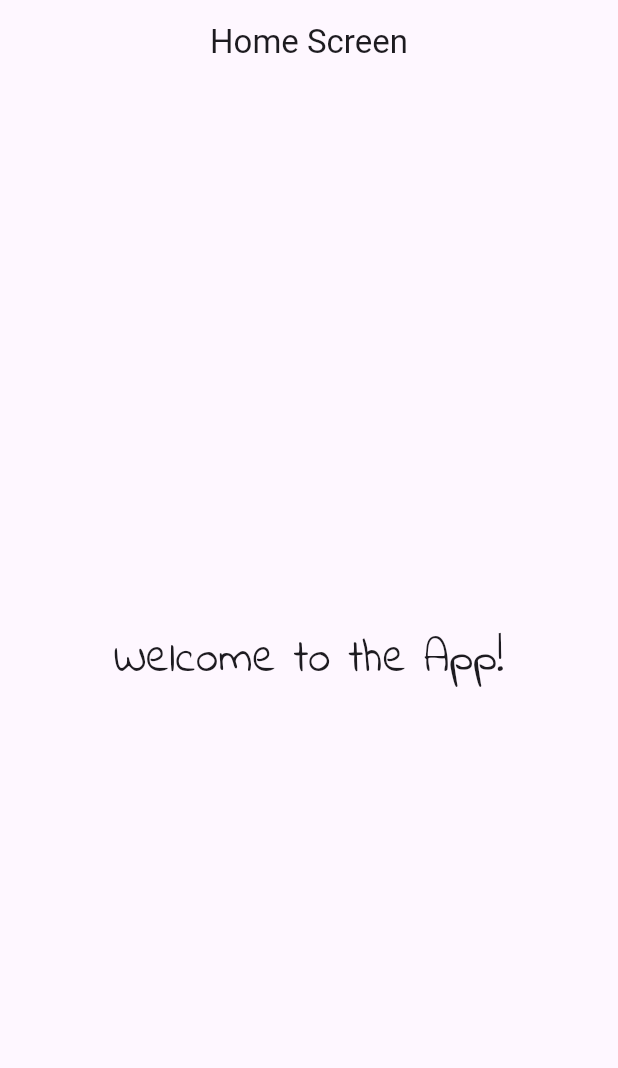
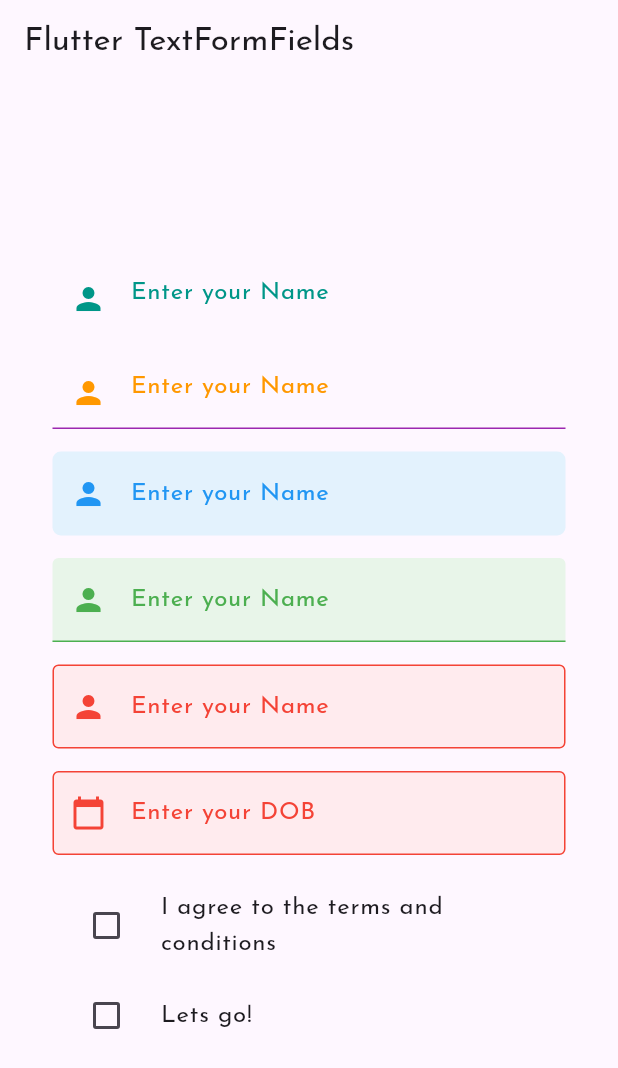
Before and after one commit to uimarshall/flutter_stuffs_2024, a Flutter app: the screen it shows after launch, on a phone screen of 412 x 824 dp. Shown: the top 1068 px of the screen. Run offline on Flutter 3.47's test engine with Material 3 defaults, Android fonts, the phone set to English and light mode, and no system bars; our stand-ins replace font_awesome_flutter, google_fonts, lottie.

Commit message:
Add user management - Add login page - Add login form styles - Add shared widgets - Add shared styles - Add shared pallete - Add shared text input - Add shared password input

```diff
--- a/lib/main.dart
+++ b/lib/main.dart
@@ -1,9 +1,12 @@
 import 'package:flutter/material.dart';
+import 'package:flutter_stuffs_2024/screens/login_form_styles.dart';
+import 'package:google_fonts/google_fonts.dart';
 import 'package:flutter_stuffs_2024/splash_screen/splash_screen.dart';
-import 'package:flutter_stuffs_2024/timer/choose_location.dart';
 // import 'package:flutter_stuffs_2024/lists/food_menu_list.dart';
 import 'package:flutter_stuffs_2024/timer/home.dart';
 import 'package:flutter_stuffs_2024/timer/loading.dart';
+import 'package:flutter_stuffs_2024/user-management/login_page.dart';
+import 'package:flutter_stuffs_2024/utils/theme/theme.dart';
 // import 'package:flutter_stuffs_2024/profile_card/profile_card.dart';
 // import 'package:flutter_stuffs_2024/screens/loading_page.dart';
 // import 'screens/home_page.dart';
@@ -18,10 +21,23 @@ class MyApp extends StatelessWidget {
   // This widget is the root of your application.
   @override
   Widget build(BuildContext context) {
-    return const MaterialApp(
+    return MaterialApp(
       debugShowCheckedModeBanner: false,
+      themeMode: ThemeMode.system,
+
+      // Fix: Import the missing TAppThemeData class and ensure that the lightTheme property is a valid constant value.
+      // theme: TAppThemeData.lightTheme,
+      // darkTheme: TAppThemeData.darkTheme,
+
       title: 'Flutter Demo',
-      home: SplashScreen(),
+      theme: ThemeData(
+        textTheme:
+            GoogleFonts.josefinSansTextTheme(Theme.of(context).textTheme),
+        primarySwatch: Colors.blue,
+        visualDensity: VisualDensity.adaptivePlatformDensity,
+      ),
+      // home: const LoginPage(),
+      home: const LoginFormStyles(),
       // initialRoute:
       //     '/', // default route to the home page, the first page that will be displayed when the app is launched
       // routing (routes are Maps and the keys are the route names and the values are the Screens we want to navigate to)
@@ -34,91 +50,3 @@ class MyApp extends StatelessWidget {
     );
   }
 }
-
-class MyHomePage extends StatefulWidget {
-  const MyHomePage({super.key, required this.title});
-
-  // This widget is the home page of your application. It is stateful, meaning
-  // that it has a State object (defined below) that contains fields that affect
-  // how it looks.
-
-  // This class is the configuration for the state. It holds the values (in this
-  // case the title) provided by the parent (in this case the App widget) and
-  // used by the build method of the State. Fields in a Widget subclass are
-  // always marked "final".
-
-  final String title;
-
-  @override
-  State<MyHomePage> createState() => _MyHomePageState();
-}
-
-class _MyHomePageState extends State<MyHomePage> {
-  int _counter = 0;
-
-  void _incrementCounter() {
-    setState(() {
-      // This call to setState tells the Flutter framework that something has
-      // changed in this State, which causes it to rerun the build method below
-      // so that the display can reflect the updated values. If we changed
-      // _counter without calling setState(), then the build method would not be
-      // called again, and so nothing would appear to happen.
-      _counter++;
-    });
-  }
-
-  @override
-  Widget build(BuildContext context) {
-    // This method is rerun every time setState is called, for instance as done
-    // by the _incrementCounter method above.
-    //
-    // The Flutter framework has been optimized to make rerunning build methods
-    // fast, so that you can just rebuild anything that needs updating rather
-    // than having to individually change instances of widgets.
-    return Scaffold(
-      appBar: AppBar(
-        // TRY THIS: Try changing the color here to a specific color (to
-        // Colors.amber, perhaps?) and trigger a hot reload to see the AppBar
-        // change color while the other colors stay the same.
-        backgroundColor: Theme.of(context).colorScheme.inversePrimary,
-        // Here we take the value from the MyHomePage object that was created by
-        // the App.build method, and use it to set our appbar title.
-        title: Text(widget.title),
-      ),
-      body: Center(
-        // Center is a layout widget. It takes a single child and positions it
-        // in the middle of the parent.
-        child: Column(
-          // Column is also a layout widget. It takes a list of children and
-          // arranges them vertically. By default, it sizes itself to fit its
-          // children horizontally, and tries to be as tall as its parent.
-          //
-          // Column has various properties to control how it sizes itself and
-          // how it positions its children. Here we use mainAxisAlignment to
-          // center the children vertically; the main axis here is the vertical
-          // axis because Columns are vertical (the cross axis would be
-          // horizontal).
-          //
-          // TRY THIS: Invoke "debug painting" (choose the "Toggle Debug Paint"
-          // action in the IDE, or press "p" in the console), to see the
-          // wireframe for each widget.
-          mainAxisAlignment: MainAxisAlignment.center,
-          children: <Widget>[
-            const Text(
-              'You have clicked the button this many times:',
-            ),
-            Text(
-              '$_counter',
-              style: Theme.of(context).textTheme.headlineMedium,
-            ),
-          ],
-        ),
-      ),
-      floatingActionButton: FloatingActionButton(
-        onPressed: _incrementCounter,
-        tooltip: 'Increment',
-        child: const Icon(Icons.add),
-      ), // This trailing comma makes auto-formatting nicer for build methods.
-    );
-  }
-}
--- /dev/null
+++ b/lib/screens/login_form_styles.dart
@@ -0,0 +1,222 @@
+import 'package:flutter/material.dart';
+import 'package:intl/intl.dart';
+
+class LoginFormStyles extends StatefulWidget {
+  const LoginFormStyles({Key? key}) : super(key: key);
+
+  @override
+  _LoginFormStylesState createState() => _LoginFormStylesState();
+}
+
+class _LoginFormStylesState extends State<LoginFormStyles> {
+  TextEditingController dateInputController = TextEditingController();
+  // By defaut, the checkbox is unchecked and "agree" is "false"
+  bool agree = false;
+
+  // This function is triggered when the button is clicked
+  void _doSomething() {
+    // Do something
+  }
+  // @override
+  // void initState() {
+  //   super.initState();
+  //   dateController.text = "";
+  // }
+
+  @override
+  Widget build(BuildContext context) {
+    Color getColor(Set<MaterialState> states) {
+      const Set<MaterialState> interactiveStates = <MaterialState>{
+        MaterialState.pressed,
+        MaterialState.hovered,
+        MaterialState.focused,
+      };
+      if (states.any(interactiveStates.contains)) {
+        return Colors.blue;
+      }
+      return Colors.red;
+    }
+
+    return Scaffold(
+      appBar: AppBar(
+        title: const Text("Flutter TextFormFields"),
+      ),
+      body: buildTextFields(),
+    );
+  }
+
+  Widget buildTextFields() => Padding(
+        padding: const EdgeInsets.all(35),
+        child: SizedBox(
+          width: double.infinity,
+          child: Column(
+            mainAxisAlignment: MainAxisAlignment.center,
+            children: [
+              buildTextField1(),
+              heightSpacer(15),
+              buildTextField2(),
+              heightSpacer(15),
+              buildTextField3(),
+              heightSpacer(15),
+              buildTextField4(),
+              heightSpacer(15),
+              buildTextField5(),
+              heightSpacer(15),
+              buildDatePicker(),
+              heightSpacer(15),
+              buildCheckboxListTile("I agree to the terms and conditions"),
+              buildCheckboxListTile("Lets go!"),
+            ],
+          ),
+        ),
+      );
+
+  Widget buildTextField1() => TextFormField(
+      decoration: const InputDecoration(
+          border: InputBorder.none,
+          prefixIcon: Icon(
+            Icons.person,
+            color: Colors.teal,
+          ),
+          hintText: 'Enter your Name',
+          hintStyle: TextStyle(color: Colors.teal)));
+
+  Widget buildTextField2() => TextFormField(
+        decoration: const InputDecoration(
+          focusedBorder: UnderlineInputBorder(
+            borderSide: BorderSide(color: Colors.orange),
+          ),
+          enabledBorder: UnderlineInputBorder(
+            borderSide: BorderSide(
+              color: Colors.purple,
+            ),
+          ),
+          prefixIcon: Icon(
+            Icons.person,
+            color: Colors.orange,
+          ),
+          hintText: "Enter your Name",
+          hintStyle: TextStyle(color: Colors.orange),
+        ),
+      );
+
+  Widget buildTextField3() => TextFormField(
+        decoration: InputDecoration(
+          enabledBorder: OutlineInputBorder(
+            borderSide: const BorderSide(color: Colors.transparent),
+            borderRadius: BorderRadius.circular(5.5),
+          ),
+          focusedBorder: OutlineInputBorder(
+            borderSide: const BorderSide(color: Colors.transparent),
+            borderRadius: BorderRadius.circular(5.5),
+          ),
+          prefixIcon: const Icon(Icons.person, color: Colors.blue),
+          hintText: "Enter your Name",
+          hintStyle: const TextStyle(color: Colors.blue),
+          filled: true,
+          fillColor: Colors.blue[50],
+        ),
+      );
+
+  Widget buildTextField4() => TextFormField(
+        decoration: InputDecoration(
+          focusedBorder: const UnderlineInputBorder(
+            borderSide: BorderSide(color: Colors.green),
+          ),
+          enabledBorder: const UnderlineInputBorder(
+            borderSide: BorderSide(
+              color: Colors.green,
+            ),
+          ),
+          prefixIcon: const Icon(
+            Icons.person,
+            color: Colors.green,
+          ),
+          filled: true,
+          fillColor: Colors.green[50],
+          labelText: "Enter your Name",
+          labelStyle: const TextStyle(color: Colors.green),
+        ),
+      );
+
+  Widget buildTextField5() => TextFormField(
+        decoration: InputDecoration(
+          focusedBorder: OutlineInputBorder(
+            borderSide: const BorderSide(color: Colors.red),
+            borderRadius: BorderRadius.circular(5.5),
+          ),
+          enabledBorder: const OutlineInputBorder(
+            borderSide: BorderSide(
+              color: Colors.red,
+            ),
+          ),
+          prefixIcon: const Icon(
+            Icons.person,
+            color: Colors.red,
+          ),
+          filled: true,
+          fillColor: Colors.red[50],
+          labelText: "Enter your Name",
+          labelStyle: const TextStyle(color: Colors.red),
+        ),
+      );
+
+  Widget buildDatePicker() => TextFormField(
+        decoration: InputDecoration(
+          focusedBorder: OutlineInputBorder(
+            borderSide: const BorderSide(color: Colors.red),
+            borderRadius: BorderRadius.circular(5.5),
+          ),
+          enabledBorder: const OutlineInputBorder(
+            borderSide: BorderSide(
+              color: Colors.red,
+            ),
+          ),
+          prefixIcon: const Icon(
+            Icons.calendar_today,
+            color: Colors.red,
+          ),
+          filled: true,
+          fillColor: Colors.red[50],
+          labelText: "Enter your DOB",
+          labelStyle: const TextStyle(color: Colors.red),
+        ),
+        controller: dateInputController,
+        // readOnly: true,
+        onTap: () async {
+          DateTime? pickedDate = await showDatePicker(
+              context: context,
+              initialDate: DateTime.now(),
+              firstDate: DateTime(1950),
+              lastDate: DateTime(2050));
+
+          if (pickedDate != null) {
+            String formattedDate = DateFormat("yyyy-MM-dd").format(pickedDate);
+            setState(() {
+              dateInputController.text = formattedDate.toString();
+            });
+            // dateInputController.text = pickedDate.toString();
+          }
+        },
+      );
+
+  CheckboxListTile buildCheckboxListTile(
+    String title,
+  ) {
+    return CheckboxListTile(
+      title: Text(title),
+      value: agree,
+      onChanged: (newValue) {
+        setState(() {
+          agree = newValue!;
+        });
+      },
+      controlAffinity: ListTileControlAffinity.leading,
+      activeColor: Colors.red,
+      checkColor: Colors.white,
+      overlayColor: MaterialStateProperty.all(Colors.red),
+    );
+  }
+
+  Widget heightSpacer(double myHeight) => SizedBox(height: myHeight);
+}
--- /dev/null
+++ b/lib/shared/widgets.dart
@@ -0,0 +1,4 @@
+export 'background_image.dart';
+export 'password_input.dart';
+export 'text_input.dart';
+export 'rounded_button.dart';
--- /dev/null
+++ b/lib/utils/theme/custom_themes/text_theme.dart
@@ -0,0 +1,33 @@
+import 'package:flutter/material.dart';
+
+class TTextTheme {
+  TTextTheme._();
+  static TextTheme lightTextTheme = TextTheme(
+    headlineLarge: const TextStyle().copyWith(
+      fontSize: 32.0,
+      fontWeight: FontWeight.bold,
+      letterSpacing: 0.5,
+      color: Colors.black,
+    ),
+    headlineMedium: const TextStyle().copyWith(
+      fontSize: 24.0,
+      fontWeight: FontWeight.w600,
+      letterSpacing: 0.5,
+      color: Colors.black,
+    ),
+  );
+  static TextTheme darkTextTheme = TextTheme(
+    headlineLarge: const TextStyle().copyWith(
+      fontSize: 32.0,
+      fontWeight: FontWeight.bold,
+      letterSpacing: 0.5,
+      color: Colors.white,
+    ),
+    headlineMedium: const TextStyle().copyWith(
+      fontSize: 24.0,
+      fontWeight: FontWeight.w600,
+      letterSpacing: 0.5,
+      color: Colors.white,
+    ),
+  );
+}
--- /dev/null
+++ b/lib/utils/theme/theme.dart
@@ -0,0 +1,25 @@
+import 'package:flutter/material.dart';
+import 'package:flutter_stuffs_2024/utils/theme/custom_themes/text_theme.dart';
+
+class TAppThemeData {
+  TAppThemeData._();
+
+  static ThemeData lightTheme = ThemeData(
+    useMaterial3: true,
+    fontFamily: 'Poppins',
+    brightness: Brightness.light,
+    primarySwatch: Colors.blue,
+    scaffoldBackgroundColor: Colors.white,
+    visualDensity: VisualDensity.adaptivePlatformDensity,
+    textTheme: TTextTheme.lightTextTheme,
+  );
+  static ThemeData darkTheme = ThemeData(
+    useMaterial3: true,
+    fontFamily: 'Poppins',
+    brightness: Brightness.dark,
+    primarySwatch: Colors.blue,
+    scaffoldBackgroundColor: Colors.black,
+    visualDensity: VisualDensity.adaptivePlatformDensity,
+    textTheme: TTextTheme.darkTextTheme,
+  );
+}
--- a/pubspec.yaml
+++ b/pubspec.yaml
@@ -36,6 +36,9 @@ dependencies:
   cupertino_icons: ^1.0.2
   http: ^1.1.2
   lottie: ^2.7.0
+  font_awesome_flutter: ^10.6.0
+  google_fonts: ^6.1.0
+  intl: ^0.19.0
 
 dev_dependencies:
   flutter_test:
```
Also changed, not shown: lib/shared/background_image.dart (added, +30 -0 lines), lib/shared/pallete.dart (added, +13 -0 lines), lib/shared/password_input.dart (added, +48 -0 lines), lib/shared/rounded_button.dart (added, +33 -0 lines), lib/shared/text_input.dart (added, +50 -0 lines), lib/user-management/login_page.dart (added, +102 -0 lines), lib/ecommerce/shared/widgets.dart (deleted), lib/shared/styles.dart (added).
